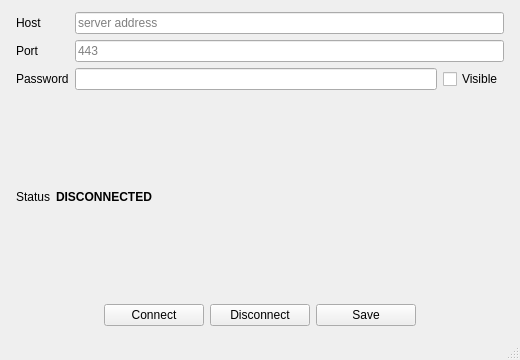
This is Client/mainwindow.ui in xyanrch1024/overplus as Qt 5 draws it before an edit. The edited form follows.
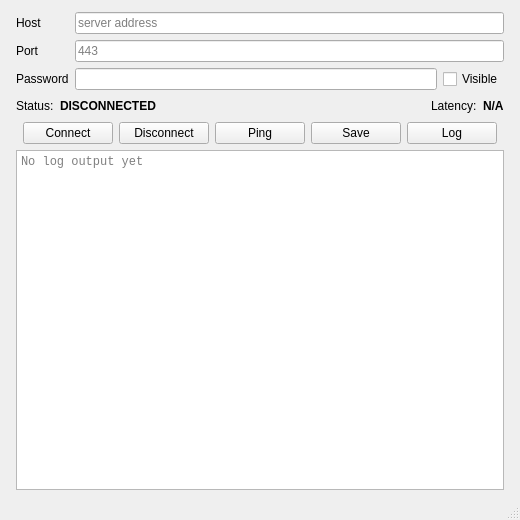
This is the edited form.

Commit message: feat(client): add log viewer panel and latency test button

The edit to the form file:
```diff
--- a/Client/mainwindow.ui
+++ b/Client/mainwindow.ui
@@ -7,13 +7,13 @@
     <x>0</x>
     <y>0</y>
     <width>520</width>
-    <height>360</height>
+    <height>520</height>
    </rect>
   </property>
   <property name="minimumSize">
    <size>
-    <width>380</width>
-    <height>280</height>
+    <width>420</width>
+    <height>400</height>
    </size>
   </property>
   <property name="windowTitle">
@@ -24,7 +24,7 @@
     <property name="topMargin"><number>12</number></property>
     <property name="leftMargin"><number>16</number></property>
     <property name="rightMargin"><number>16</number></property>
-    <property name="bottomMargin"><number>12</number></property>
+    <property name="bottomMargin"><number>8</number></property>
     <item>
      <layout class="QFormLayout" name="configForm">
       <item row="0" column="0">
@@ -71,26 +71,13 @@
      </layout>
     </item>
     <item>
-     <spacer name="topSpacer">
-      <property name="orientation">
-       <enum>Qt::Vertical</enum>
-      </property>
-      <property name="sizeHint" stdset="0">
-       <size>
-        <width>20</width>
-        <height>10</height>
-       </size>
-      </property>
-     </spacer>
-    </item>
+     <layout class="QHBoxLayout" name="statusLayout">
     <item>
-     <layout class="QFormLayout" name="statusForm">
-      <item row="0" column="0">
        <widget class="QLabel" name="label_2">
-        <property name="text"><string>Status</string></property>
+        <property name="text"><string>Status:</string></property>
        </widget>
       </item>
-      <item row="0" column="1">
+      <item>
        <widget class="QLabel" name="CONNECTION_STATUS">
         <property name="font">
          <font><bold>true</bold></font>
@@ -98,20 +85,34 @@
         <property name="text"><string>DISCONNECTED</string></property>
        </widget>
       </item>
-       </layout>
-    </item>
     <item>
-     <spacer name="bottomSpacer">
+       <spacer name="statusSpacer">
       <property name="orientation">
-       <enum>Qt::Vertical</enum>
+         <enum>Qt::Horizontal</enum>
       </property>
       <property name="sizeHint" stdset="0">
        <size>
-        <width>20</width>
-        <height>10</height>
+          <width>40</width>
+          <height>20</height>
        </size>
       </property>
      </spacer>
+      </item>
+      <item>
+       <widget class="QLabel" name="label_latency">
+        <property name="text"><string>Latency:</string></property>
+       </widget>
+      </item>
+      <item>
+       <widget class="QLabel" name="LATENCY_LABEL">
+        <property name="font">
+         <font><bold>true</bold></font>
+        </property>
+        <property name="text"><string>N/A</string></property>
+        <property name="minimumWidth"><number>80</number></property>
+       </widget>
+      </item>
+     </layout>
     </item>
     <item>
      <layout class="QHBoxLayout" name="buttonLayout">
@@ -132,7 +133,7 @@
        <widget class="QPushButton" name="CONNECT_BUTTON">
         <property name="text"><string>Connect</string></property>
         <property name="minimumSize">
-         <size><width>100</width><height>0</height></size>
+         <size><width>90</width><height>0</height></size>
         </property>
        </widget>
       </item>
@@ -140,7 +141,15 @@
        <widget class="QPushButton" name="DISCONNECT_BUTTON">
          <property name="text"><string>Disconnect</string></property>
          <property name="minimumSize">
-          <size><width>100</width><height>0</height></size>
+         <size><width>90</width><height>0</height></size>
+        </property>
+       </widget>
+      </item>
+      <item>
+       <widget class="QPushButton" name="PING_BUTTON">
+        <property name="text"><string>Ping</string></property>
+        <property name="minimumSize">
+         <size><width>90</width><height>0</height></size>
          </property>
         </widget>
        </item>
@@ -148,7 +157,15 @@
         <widget class="QPushButton" name="SAVE_BUTTON">
          <property name="text"><string>Save</string></property>
          <property name="minimumSize">
-          <size><width>100</width><height>0</height></size>
+         <size><width>90</width><height>0</height></size>
+        </property>
+       </widget>
+      </item>
+      <item>
+       <widget class="QPushButton" name="LOG_BUTTON">
+        <property name="text"><string>Log</string></property>
+        <property name="minimumSize">
+         <size><width>90</width><height>0</height></size>
          </property>
         </widget>
       </item>
@@ -167,6 +184,26 @@
       </item>
      </layout>
     </item>
+    <item>
+     <widget class="QPlainTextEdit" name="LOG_VIEW">
+      <property name="readOnly"><bool>true</bool></property>
+      <property name="maximumBlockCount"><number>500</number></property>
+      <property name="placeholderText"><string>No log output yet</string></property>
+      <property name="minimumSize">
+       <size>
+        <width>0</width>
+        <height>160</height>
+       </size>
+      </property>
+      <property name="font">
+       <font>
+        <pointsize>9</pointsize>
+        <family>Courier New</family>
+       </font>
+      </property>
+      <property name="visible"><bool>false</bool></property>
+     </widget>
+    </item>
    </layout>
   </widget>
   <widget class="QMenuBar" name="menubar">
```
Left out of the diff: 6 changed lines with no effect on the pictures. Lines whose indentation alone changed are shown as unchanged. The commit also changes 2 other files.
